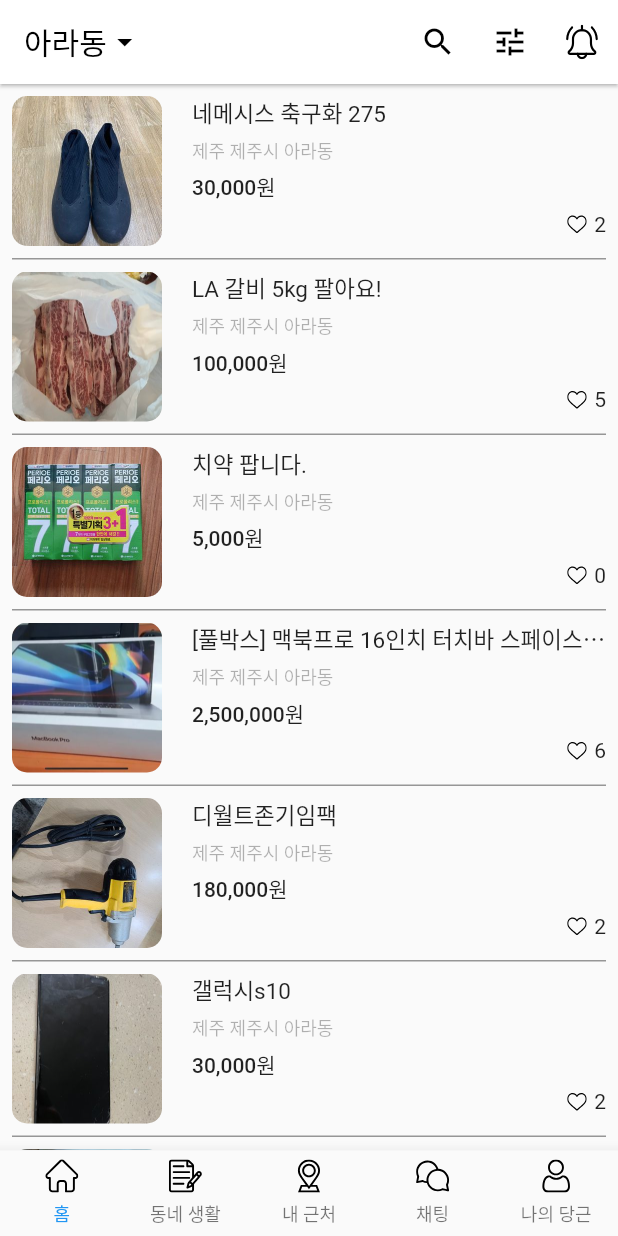
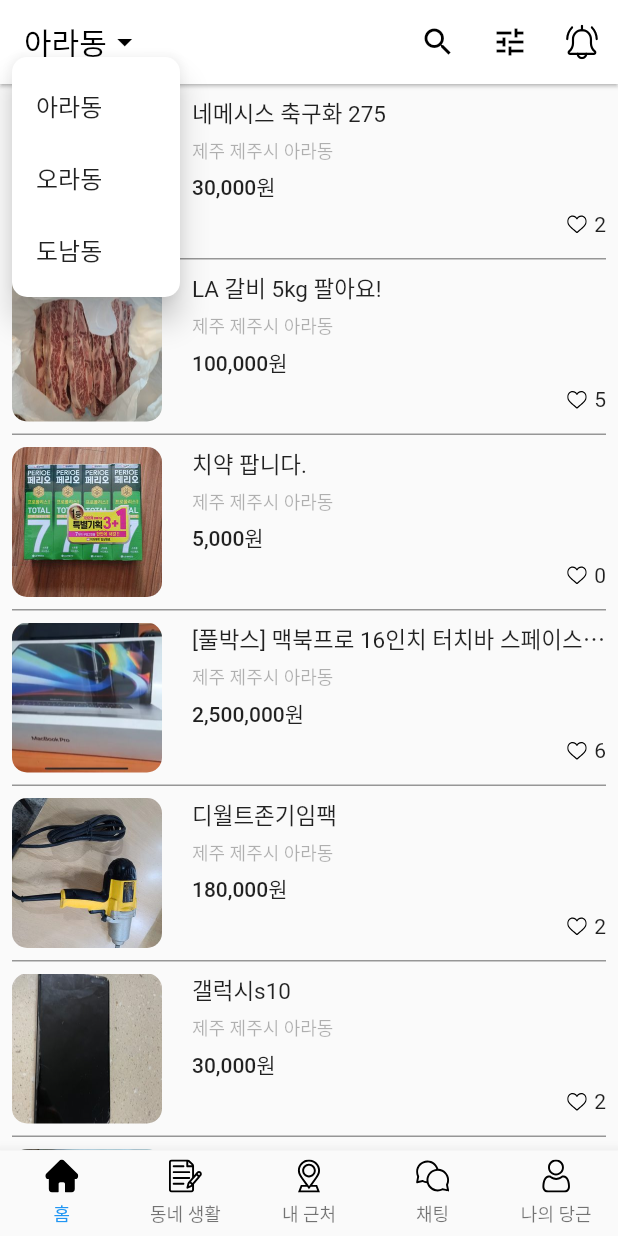
Before and after one commit to leehyeonjin99/flutter_application, a Flutter app: the screen it shows after launch, after a tap on "아라동", on a phone screen of 412 x 824 dp. Run offline on Flutter 3.47's test engine with Material 2 defaults, Android fonts, the phone set to English and light mode, and no system bars; our stand-ins replace cloud_firestore, firebase_core, flutter_svg; accounts and stored records are empty.

Commit message:
당근마켓 지역별 데이터 로딩

```diff
--- a/당근마켓/carrot_market/lib/main.dart
+++ b/당근마켓/carrot_market/lib/main.dart
@@ -1,5 +1,5 @@
 import 'package:flutter/material.dart';
-import 'package:carrot_market/page/home.dart';
+import 'package:carrot_market/page/app.dart';
 
 void main() {
   runApp(const MyApp());
@@ -16,7 +16,7 @@
       theme: ThemeData(
         primarySwatch: Colors.blue
       ),
-      home: Home(),
+      home: APP(),
     );
   }
 }
--- /dev/null
+++ b/당근마켓/carrot_market/lib/page/app.dart
@@ -0,0 +1,92 @@
+import 'package:flutter/material.dart';
+import 'package:carrot_market/page/home.dart';
+import 'package:flutter_svg/svg.dart';
+import "package:intl/intl.dart";
+
+class APP extends StatefulWidget {
+  APP({Key? key}) : super(key: key);
+
+  @override
+  _APPState createState() => _APPState();
+}
+
+class _APPState extends State<APP> {
+
+  int _currentPageIndex = 0;
+
+  @override
+  void initState() {
+    super.initState();
+    _currentPageIndex = 0;
+  }
+
+  final oCcy = new NumberFormat("#,###", "ko_KR");
+  String calcStringToWon(String priceString){
+    return "${oCcy.format(int.parse(priceString))}원";
+  }
+
+  Widget _bodyWidget(){
+    switch(_currentPageIndex){
+      case 0:
+        return Home();
+      case 1:
+        return Container();
+      case 2:
+        return Container();
+      case 3:
+        return Container();
+      case 4:
+        return Container();
+    }
+    return Container();
+  }
+
+  BottomNavigationBarItem _bottomNavigationBar(String IconName, String label){
+    return BottomNavigationBarItem(
+      icon: Padding(
+        padding: const EdgeInsets.only(bottom: 5.0),
+        child: SvgPicture.asset(
+          'assets/svg/${IconName}_off.svg',
+          width: 22
+        ),
+      ),
+      activeIcon: Padding(
+        padding: const EdgeInsets.only(bottom: 5.0),
+        child: SvgPicture.asset(
+          'assets/svg/${IconName}_on.svg',
+          width: 22
+        ),
+      ),
+      label: label
+    );
+  }
+
+  Widget _bottomNavigationBarWidget(){
+    return BottomNavigationBar(
+      type: BottomNavigationBarType.fixed,
+      selectedFontSize: 12,
+      onTap: (int index){
+        print(index);
+        setState(() {
+          _currentPageIndex = index;
+        });
+      },
+      currentIndex: _currentPageIndex,
+      items: [
+        _bottomNavigationBar("home", "홈"),
+        _bottomNavigationBar("notes", "동네 생활"),
+        _bottomNavigationBar("location", "내 근처"),
+        _bottomNavigationBar("chat", "채팅"),
+        _bottomNavigationBar("user", "나의 당근")
+      ],
+    );
+  }
+
+  @override
+  Widget build(BuildContext context) {
+    return Scaffold(
+      body: _bodyWidget(),
+      bottomNavigationBar: _bottomNavigationBarWidget(),
+    );
+  }
+}
--- a/당근마켓/carrot_market/lib/page/home.dart
+++ b/당근마켓/carrot_market/lib/page/home.dart
@@ -1,95 +1,35 @@
+import 'package:carrot_market/repository/contents_repository.dart';
 import 'package:flutter/material.dart';
 import 'package:flutter_svg/svg.dart';
 import "package:intl/intl.dart";
 
-class Home extends StatefulWidget {
-  Home({Key? key}) : super(key: key);
-
+class Home extends StatefulWidget{
   @override
   _HomeState createState() => _HomeState();
 }
 
-class _HomeState extends State<Home> {
+class _HomeState extends State<Home>{
 
-  List<Map<String, String>> datas = [];
-  int _currentPageIndex = 0;
+  String currentLocation = "ara";
+  ContentRepository contentRepository = ContentRepository();
+  final Map<String, String> locationTypeToString = {
+    "ara": "아라동",
+    "ora": "오라동",
+    "donam": "도남동"
+  };
 
   @override
   void initState() {
     super.initState();
-    _currentPageIndex = 0;
-    datas = [
-      {
-        "image": "assets/images/ara-1.jpeg",
-        "title": "네메시스 축구화 275",
-        "location": "제주 제주시 아라동",
-        "price": "30000",
-        "likes": "2"
-      },
-      {
-        "image": "assets/images/ara-2.jpeg",
-        "title": "LA 갈비 5kg 팔아요!",
-        "location": "제주 제주시 아라동",
-        "price": "100000",
-        "likes": "5"
-      },
-      {
-        "image": "assets/images/ara-3.jpeg",
-        "title": "치약 팝니다.",
-        "location": "제주 제주시 아라동",
-        "price": "5000",
-        "likes": "0"
-      },
-      {
-        "image": "assets/images/ara-4.jpeg",
-        "title": "[풀박스] 맥북프로 16인치 터치바 스페이스그레이",
-        "location": "제주 제주시 아라동",
-        "price": "2500000",
-        "likes": "6"
-      },
-      {
-        "image": "assets/images/ara-5.jpeg",
-        "title": "디월트존기임팩",
-        "location": "제주 제주시 아라동",
-        "price": "180000",
-        "likes": "2"
-      },
-      {
-        "image": "assets/images/ara-6.jpeg",
-        "title": "갤럭시s10",
-        "location": "제주 제주시 아라동",
-        "price": "30000",
-        "likes": "2"
-      },
-      {
-        "image": "assets/images/ara-7.jpeg",
-        "title": "선반",
-        "location": "제주 제주시 아라동",
-        "price": "15000",
-        "likes": "2"
-      },
-      {
-        "image": "assets/images/ara-8.jpeg",
-        "title": "냉장 쇼케이스",
-        "location": "제주 제주시 아라동",
-        "price": "80000",
-        "likes": "3"
-      },
-      {
-        "image": "assets/images/ara-9.jpeg",
-        "title": "대우 미니 냉장고",
-        "location": "제주 제주시 아라동",
-        "price": "30000",
-        "likes": "3"
-      },
-      {
-        "image": "assets/images/ara-10.jpeg",
-        "title": "멜킨스 풀업 턱걸이 판매합니다.",
-        "location": "제주 제주시 아라동",
-        "price": "50000",
-        "likes": "7"
-      },
-    ];
+    currentLocation = "ara";
+  }
+
+  @override
+  Widget build(BuildContext context){
+    return Scaffold(
+      appBar: _appbarWidget(),
+      body: _bodyWidget(),
+    );
   }
 
   PreferredSizeWidget _appbarWidget(){
@@ -103,10 +43,39 @@
           onLongPress: (){
             print("Long Press!!");
           },
+          child: PopupMenuButton<String>(
+            offset: Offset(-10, 25),
+            shape: ShapeBorder.lerp(
+              RoundedRectangleBorder(borderRadius: BorderRadius.circular(10.0)),
+              RoundedRectangleBorder(borderRadius: BorderRadius.circular(10.0)),
+              1
+            ),
+            onSelected: (String value) {
+              print(value);
+              setState(() {
+                currentLocation = value;
+              });
+            },
+            itemBuilder: (BuildContext context) {
+              return [
+                PopupMenuItem(
+                  value: "ara",
+                  child: Text("아라동"),
+                ),
+                PopupMenuItem(
+                  value: "ora",
+                  child: Text("오라동"),
+                ),
+                PopupMenuItem(
+                  value: "donam",
+                  child: Text("도남동"),
+                )
+              ];
+            },
             child: Row(
               children: [
                 Text(
-                '아라동',
+                  locationTypeToString[currentLocation]!,
                   style: TextStyle(color: Colors.black),
                   ),
                 Icon(
@@ -114,6 +83,7 @@
                   color: Colors.black,
                 )
               ],
+            ),
           ),
         ),
         actions: [
@@ -152,12 +122,19 @@
       );
   }
 
+  _loadContents(){
+    return contentRepository.loadContentsFromLocation(currentLocation);
+  }
+
   final oCcy = new NumberFormat("#,###", "ko_KR");
   String calcStringToWon(String priceString){
+    if (priceString == "무료나눔"){
+      return priceString;
+    }
     return "${oCcy.format(int.parse(priceString))}원";
   }
 
-  Widget _bodyWidget(){
+  _makeDataList(List<Map<String, String>> datas){
     return ListView.separated(
       padding: const EdgeInsets.symmetric(horizontal: 8.0),
       itemBuilder: (BuildContext context, int index){
@@ -241,46 +218,25 @@
     );
   }
 
-  BottomNavigationBarItem _bottomNavigationBar(String IconName, String label){
-    return BottomNavigationBarItem(
-      icon: Padding(
-        padding: const EdgeInsets.only(bottom: 5.0),
-        child: SvgPicture.asset(
-          'assets/svg/${IconName}_off.svg',
-          width: 22
-        ),
-      ),
-      label: label
+  Widget _bodyWidget(){
+    return FutureBuilder(
+      future: _loadContents(),
+      builder: (BuildContext context, dynamic snapshot){
+        if (snapshot.connectionState != ConnectionState.done){
+          return Center(
+            child: CircularProgressIndicator(),
           );
         }
 
-  Widget _bottomNavigationBarWidget(){
-    return BottomNavigationBar(
-      type: BottomNavigationBarType.fixed,
-      selectedFontSize: 12,
-      onTap: (int index){
-        print(index);
-        setState(() {
-          _currentPageIndex = index;
-        });
-      },
-      currentIndex: _currentPageIndex,
-      items: [
-        _bottomNavigationBar("home", "홈"),
-        _bottomNavigationBar("notes", "동네 생활"),
-        _bottomNavigationBar("location", "내 근처"),
-        _bottomNavigationBar("chat", "채팅"),
-        _bottomNavigationBar("user", "나의 당근")
-      ],
-    );
+        if (snapshot.hasData){
+          return _makeDataList(snapshot.data);
         }
 
-  @override
-  Widget build(BuildContext context) {
-    return Scaffold(
-      appBar: _appbarWidget(),
-      body: _bodyWidget(),
-      bottomNavigationBar: _bottomNavigationBarWidget(),
+        return Center(
+          child: Text("해당 지역에 데이터가 없습니다."),
+        );
+
+      },
     );
   }
 }
--- /dev/null
+++ b/당근마켓/carrot_market/lib/repository/contents_repository.dart
@@ -0,0 +1,164 @@
+class ContentRepository{
+  Map<String, dynamic> datas = {
+    "ara": [
+      {
+        "image": "assets/images/ara-1.jpeg",
+        "title": "네메시스 축구화 275",
+        "location": "제주 제주시 아라동",
+        "price": "30000",
+        "likes": "2"
+      },
+      {
+        "image": "assets/images/ara-2.jpeg",
+        "title": "LA 갈비 5kg 팔아요!",
+        "location": "제주 제주시 아라동",
+        "price": "100000",
+        "likes": "5"
+      },
+      {
+        "image": "assets/images/ara-3.jpeg",
+        "title": "치약 팝니다.",
+        "location": "제주 제주시 아라동",
+        "price": "5000",
+        "likes": "0"
+      },
+      {
+        "image": "assets/images/ara-4.jpeg",
+        "title": "[풀박스] 맥북프로 16인치 터치바 스페이스그레이",
+        "location": "제주 제주시 아라동",
+        "price": "2500000",
+        "likes": "6"
+      },
+      {
+        "image": "assets/images/ara-5.jpeg",
+        "title": "디월트존기임팩",
+        "location": "제주 제주시 아라동",
+        "price": "180000",
+        "likes": "2"
+      },
+      {
+        "image": "assets/images/ara-6.jpeg",
+        "title": "갤럭시s10",
+        "location": "제주 제주시 아라동",
+        "price": "30000",
+        "likes": "2"
+      },
+      {
+        "image": "assets/images/ara-7.jpeg",
+        "title": "선반",
+        "location": "제주 제주시 아라동",
+        "price": "15000",
+        "likes": "2"
+      },
+      {
+        "image": "assets/images/ara-8.jpeg",
+        "title": "냉장 쇼케이스",
+        "location": "제주 제주시 아라동",
+        "price": "80000",
+        "likes": "3"
+      },
+      {
+        "image": "assets/images/ara-9.jpeg",
+        "title": "대우 미니 냉장고",
+        "location": "제주 제주시 아라동",
+        "price": "30000",
+        "likes": "3"
+      },
+      {
+        "image": "assets/images/ara-10.jpeg",
+        "title": "멜킨스 풀업 턱걸이 판매합니다.",
+        "location": "제주 제주시 아라동",
+        "price": "50000",
+        "likes": "7"
+      },
+    ],
+    "ora": [
+      {
+        "cid": "11",
+        "image": "assets/images/ora-1.jpeg",
+        "title": "LG 통돌이세탁기 15kg(내부",
+        "location": "제주 제주시 오라동",
+        "price": "150000",
+        "likes": "13"
+      },
+      {
+        "cid": "12",
+        "image": "assets/images/ora-2.jpeg",
+        "title": "3단책장 전면책장 가져가실분",
+        "location": "제주 제주시 오라동",
+        "price": "무료나눔",
+        "likes": "6"
+      },
+      {
+        "cid": "13",
+        "image": "assets/images/ora-3.jpeg",
+        "title": "브리츠 컴퓨터용 스피커",
+        "location": "제주 제주시 오라동",
+        "price": "1000",
+        "likes": "4"
+      },
+      {
+        "cid": "14",
+        "image": "assets/images/ora-4.jpeg",
+        "title": "안락 의자",
+        "location": "제주 제주시 오라동",
+        "price": "10000",
+        "likes": "1"
+      },
+      {
+        "cid": "15",
+        "image": "assets/images/ora-5.jpeg",
+        "title": "어린이책 무료드림",
+        "location": "제주 제주시 오라동",
+        "price": "무료나눔",
+        "likes": "1"
+      },
+      {
+        "cid": "16",
+        "image": "assets/images/ora-6.jpeg",
+        "title": "어린이책 무료드림",
+        "location": "제주 제주시 오라동",
+        "price": "무료나눔",
+        "likes": "0"
+      },
+      {
+        "cid": "17",
+        "image": "assets/images/ora-7.jpeg",
+        "title": "칼세트 재제품 팝니다",
+        "location": "제주 제주시 오라동",
+        "price": "20000",
+        "likes": "5"
+      },
+      {
+        "cid": "18",
+        "image": "assets/images/ora-8.jpeg",
+        "title": "아이팜장난감정리함팔아요",
+        "location": "제주 제주시 오라동",
+        "price": "30000",
+        "likes": "29"
+      },
+      {
+        "cid": "19",
+        "image": "assets/images/ora-9.jpeg",
+        "title": "한색책상책장수납장세트 팝니다.",
+        "location": "제주 제주시 오라동",
+        "price": "1500000",
+        "likes": "1"
+      },
+      {
+        "cid": "20",
+        "image": "assets/images/ora-10.jpeg",
+        "title": "순성 데일리 오가닉 카시트",
+        "location": "제주 제주시 오라동",
+        "price": "60000",
+        "likes": "8"
+      },
+    ]
+  };
+
+  Future<List<Map<String, String>>> loadContentsFromLocation(String location) async{
+    //API 통신 location 값을 보내주면서
+    await Future.delayed(Duration(milliseconds: 1000));
+    return datas[location];
+  }
+}
```
Also changed, not shown: 당근마켓/carrot_market/assets/images/ora-1.jpeg (added), 당근마켓/carrot_market/assets/images/ora-10.jpeg (added), 당근마켓/carrot_market/assets/images/ora-2.jpeg (added), 당근마켓/carrot_market/assets/images/ora-3.jpeg (added), 당근마켓/carrot_market/assets/images/ora-4.jpeg (added), 당근마켓/carrot_market/assets/images/ora-5.jpeg (added), 당근마켓/carrot_market/assets/images/ora-6.jpeg (added), 당근마켓/carrot_market/assets/images/ora-7.jpeg (added), 당근마켓/carrot_market/assets/images/ora-8.jpeg (added), 당근마켓/carrot_market/assets/images/ora-9.jpeg (added), 1 other file. Lines whose indentation alone changed are shown as unchanged.
